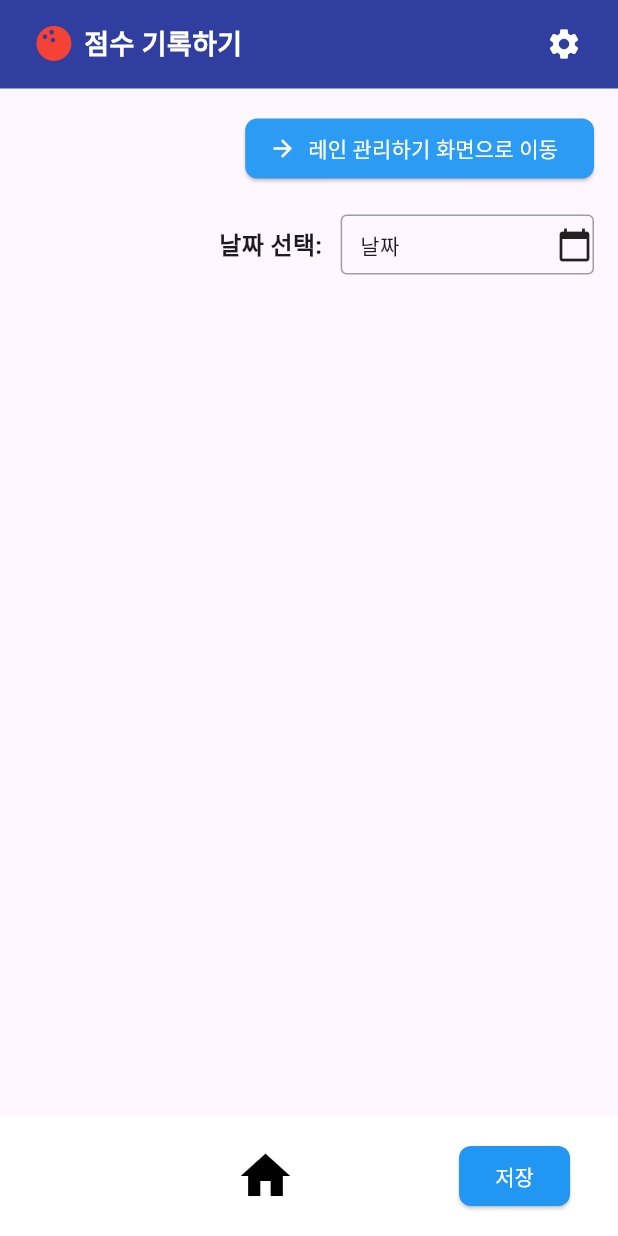
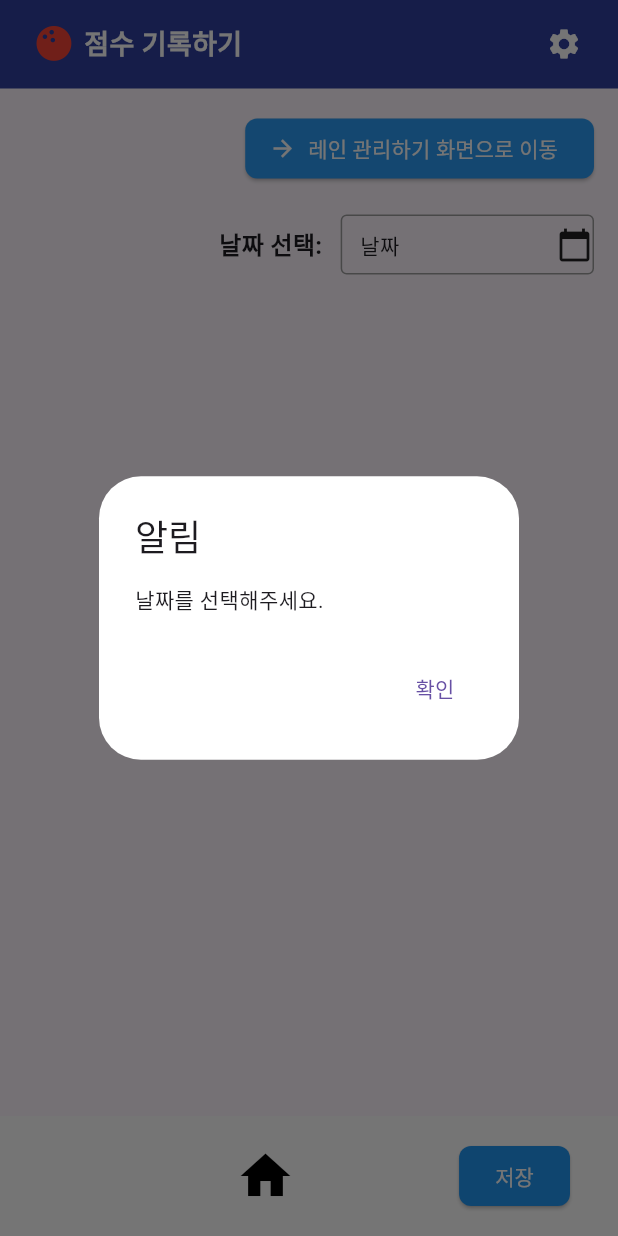
Before and after one commit to dnl1029/flutter, a Flutter app: the BowlingScoresScreen screen opened directly, after a tap on "저장", on a phone screen of 412 x 824 dp. Run offline on Flutter 3.47's test engine with Material 3 defaults, Android fonts, the phone set to English and light mode, and no system bars; our stand-ins replace dio, fl_chart, flutter_secure_storage, image_picker, permission_handler; missing offline and left inert: dart:html; accounts and stored records are empty.

Commit message:
점수기록하기, 레인관리하기 기능 작동확인후 COMMIT

```diff
--- a/lib/record_score.dart
+++ b/lib/record_score.dart
@@ -144,9 +144,19 @@ class _BowlingScoresScreenState extends State<BowlingScoresScreen> {
 
       setState(() {
         laneScoresData = _parseLaneScores(dailyScores);
+
+        // laneNumber와 gameNumber로 정렬
+        laneScoresData.sort((a, b) => a.laneNumber.compareTo(b.laneNumber));
+        for (var lane in laneScoresData) {
+          lane.gameScores.sort((a, b) => a.gameNumber.compareTo(b.gameNumber));
+          for (var game in lane.gameScores) {
+            game.players.sort((a, b) => a.laneOrder.compareTo(b.laneOrder));
+          }
+        }
       });
     }
   }
+
 
   List<LaneScoresData> _parseLaneScores(List<dynamic> dailyScores) {
     Map<int, Map<int, List<Player>>> lanes = {};
@@ -155,13 +165,14 @@ class _BowlingScoresScreenState extends State<BowlingScoresScreen> {
       int laneNum = score['laneNum'];
       int gameNum = score['gameNum'];
       String userName = score['userName'];
-      String? scoreValue = score['score']?.toString();
+      int userId = score['userId'];
+      int laneOrder = score['laneOrder']; // laneOrder 추가
 
       lanes.putIfAbsent(laneNum, () => {});
       lanes[laneNum]!.putIfAbsent(gameNum, () => []);
 
-      Player player = Player(userName: userName);
-      player.scoreController.text = scoreValue ?? '';  // Null일 경우 빈 문자열 설정
+      Player player = Player(userName: userName, userId: userId, laneOrder: laneOrder);
+      player.scoreController.text = score['score']?.toString() ?? '';  // Null일 경우 빈 문자열 설정
 
       lanes[laneNum]![gameNum]!.add(player);
     }
@@ -177,6 +188,7 @@ class _BowlingScoresScreenState extends State<BowlingScoresScreen> {
 
     return laneScoresData;
   }
+
 
   String _formatDate(DateTime date) {
     return "${date.year}${date.month.toString().padLeft(2, '0')}${date.day.toString().padLeft(2, '0')}";
@@ -249,6 +261,50 @@ class _BowlingScoresScreenState extends State<BowlingScoresScreen> {
       });
     }
   }
+
+  Future<void> _uploadAssignments() async {
+    if (selectedDate == null) {
+      Utils.showAlertDialog(context, '날짜를 선택해주세요.');
+      return;
+    }
+
+    final String formattedDate = _formatDate(selectedDate!);
+
+    for (var lane in laneScoresData) {
+      for (var game in lane.gameScores) {
+        for (var player in game.players) {
+          if (player.scoreController.text.trim().isNotEmpty) {
+            final data = {
+              'workDt': formattedDate,
+              'userId': player.userId,
+              'gameNum': game.gameNumber,
+              'laneNum': lane.laneNumber,
+              'laneOrder': player.laneOrder, // laneOrder 사용
+              'score': int.tryParse(player.scoreController.text) ?? 0,
+            };
+
+            final url = 'https://bowling-rolling.com/api/v1/score/update/andInsert';
+
+            try {
+              final response = await _apiClient.post(context, url, data: jsonEncode(data));
+
+              if (response == null || response.statusCode != 200) {
+                Utils.showAlertDialog(context, '업로드에 실패했습니다.');
+                return;
+              }
+            } catch (e) {
+              Utils.showAlertDialog(context, '업로드 중 오류가 발생했습니다.');
+              return;
+            }
+          }
+        }
+      }
+    }
+
+    Utils.showAlertDialog(context, '점수 수정을 성공했습니다.');
+  }
+
+
 
 
   @override
@@ -397,7 +453,9 @@ class _BowlingScoresScreenState extends State<BowlingScoresScreen> {
                       borderRadius: BorderRadius.circular(8),
                     ),
                   ),
-                  onPressed: () {},
+                  onPressed: () {
+                    _uploadAssignments();  // 저장 버튼 클릭 시 호출
+                  },
                   child: Text('저장'),
                 ),
                 SizedBox(width: 16),
@@ -440,10 +498,13 @@ class GameScoresData {
 
 class Player {
   final String userName;
+  final int userId; // userId int로 수정
+  int laneOrder; // laneOrder 추가 및 초기화
   final TextEditingController scoreController = TextEditingController();
 
-  Player({required this.userName});
+  Player({required this.userName, required this.userId, required this.laneOrder});
 }
+
 
 class LaneScores extends StatelessWidget {
   final int laneNumber;
```
